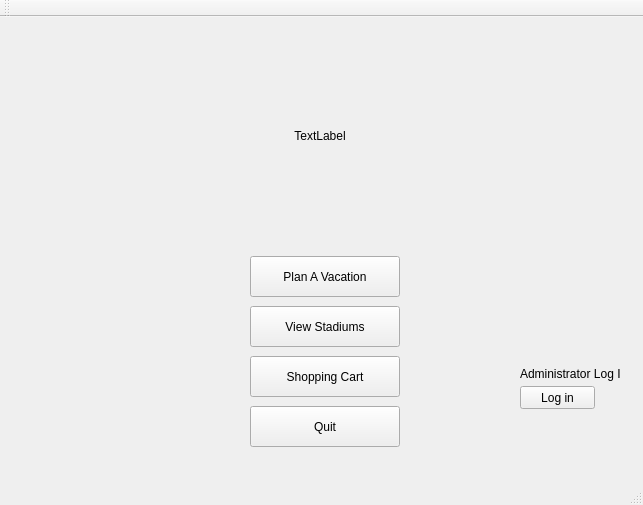
Old version of the form Stadium_Trip/mainwindow.ui in the repository trucnguyen76/CS1D---Project-2.
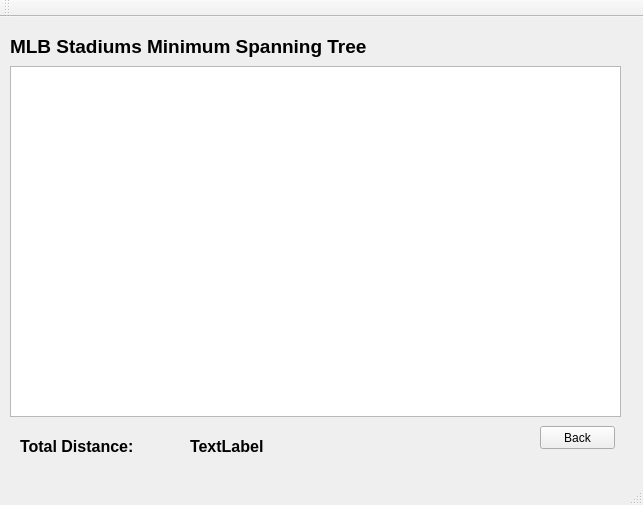
New version of the form. The open tabs and pages were chosen to show the change.

Commit message:
MST UI/Small Changes to View Stadiums UI
Integrated the MST with the UI, and made minor changes to the UI for
view grass stadiums, view american league, and view national league

Patch:
```diff
--- a/Stadium_Trip/mainwindow.ui
+++ b/Stadium_Trip/mainwindow.ui
@@ -842,6 +842,97 @@
       </property>
      </widget>
     </widget>
+    <widget class="QWidget" name="MSTPage">
+     <widget class="QTableWidget" name="mstTable">
+      <property name="geometry">
+       <rect>
+        <x>10</x>
+        <y>50</y>
+        <width>611</width>
+        <height>351</height>
+       </rect>
+      </property>
+      <property name="editTriggers">
+       <set>QAbstractItemView::NoEditTriggers</set>
+      </property>
+      <property name="sortingEnabled">
+       <bool>true</bool>
+      </property>
+     </widget>
+     <widget class="QPushButton" name="pushButton_16">
+      <property name="geometry">
+       <rect>
+        <x>540</x>
+        <y>410</y>
+        <width>75</width>
+        <height>23</height>
+       </rect>
+      </property>
+      <property name="text">
+       <string>Back</string>
+      </property>
+     </widget>
+     <widget class="QLabel" name="label_6">
+      <property name="geometry">
+       <rect>
+        <x>20</x>
+        <y>410</y>
+        <width>161</width>
+        <height>41</height>
+       </rect>
+      </property>
+      <property name="font">
+       <font>
+        <pointsize>12</pointsize>
+        <weight>75</weight>
+        <bold>true</bold>
+       </font>
+      </property>
+      <property name="text">
+       <string>Total Distance:</string>
+      </property>
+     </widget>
+     <widget class="QLabel" name="label_7">
+      <property name="geometry">
+       <rect>
+        <x>190</x>
+        <y>410</y>
+        <width>111</width>
+        <height>41</height>
+       </rect>
+      </property>
+      <property name="font">
+       <font>
+        <pointsize>12</pointsize>
+        <weight>75</weight>
+        <bold>true</bold>
+       </font>
+      </property>
+      <property name="text">
+       <string>TextLabel</string>
+      </property>
+     </widget>
+     <widget class="QLabel" name="label_12">
+      <property name="geometry">
+       <rect>
+        <x>10</x>
+        <y>10</y>
+        <width>411</width>
+        <height>41</height>
+       </rect>
+      </property>
+      <property name="font">
+       <font>
+        <pointsize>14</pointsize>
+        <weight>75</weight>
+        <bold>true</bold>
+       </font>
+      </property>
+      <property name="text">
+       <string>MLB Stadiums Minimum Spanning Tree</string>
+      </property>
+     </widget>
+    </widget>
     <widget class="QWidget" name="shortestfromAngelPage">
      <widget class="QTextBrowser" name="textBrowser">
       <property name="geometry">
```
Left out of the diff: 96 changed lines with no effect on the pictures. The commit also changes 6 other files.
